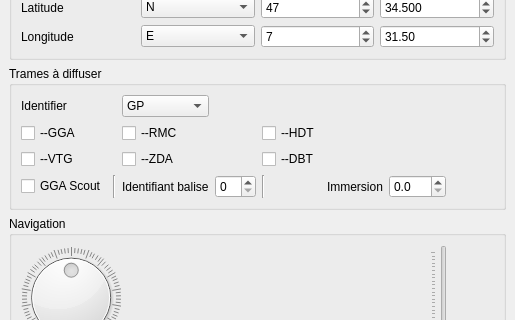
Old version of the form mainwindow.ui in the repository MaximeGeay/SimuNav; both pictures show x 0 to 515 and y 113 to 433 of the 515 by 632 pixel window.
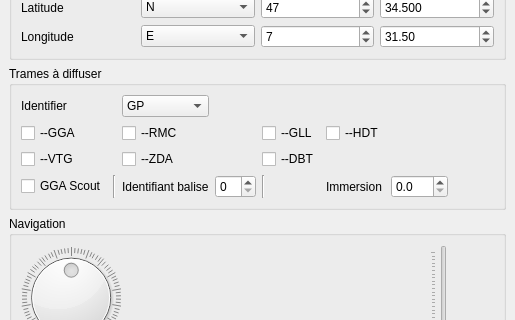
New version of the form.

Patch:
```diff
--- a/mainwindow.ui
+++ b/mainwindow.ui
@@ -355,13 +355,6 @@
          </property>
         </widget>
        </item>
-       <item row="1" column="4">
-        <widget class="QCheckBox" name="cb_HDT">
-         <property name="text">
-          <string>--HDT</string>
-         </property>
-        </widget>
-       </item>
        <item row="2" column="2" colspan="2">
         <widget class="QCheckBox" name="cb_ZDA">
          <property name="text">
@@ -419,6 +412,20 @@
          </property>
         </widget>
        </item>
+       <item row="1" column="4">
+        <widget class="QCheckBox" name="cb_GLL">
+         <property name="text">
+          <string>--GLL</string>
+         </property>
+        </widget>
+       </item>
+       <item row="1" column="5">
+        <widget class="QCheckBox" name="cb_HDT">
+         <property name="text">
+          <string>--HDT</string>
+         </property>
+        </widget>
+       </item>
       </layout>
      </widget>
     </item>
```
Left out of the diff: 2 changed lines with no effect on the pictures.
